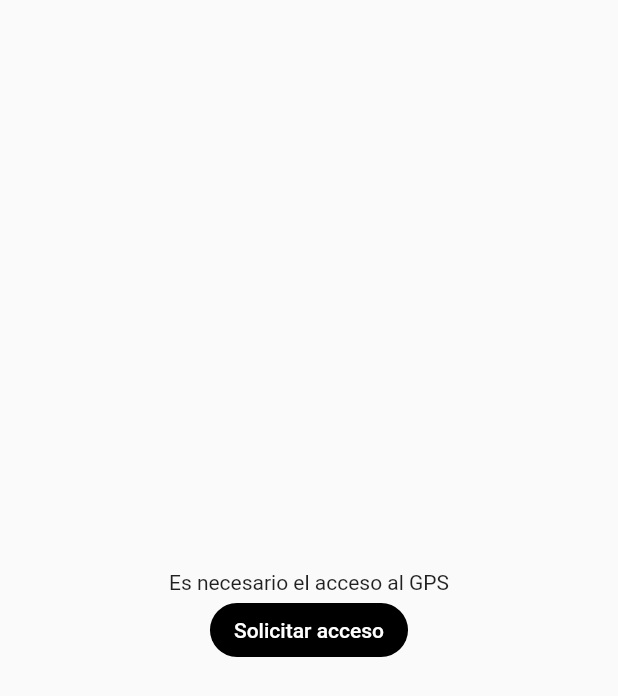
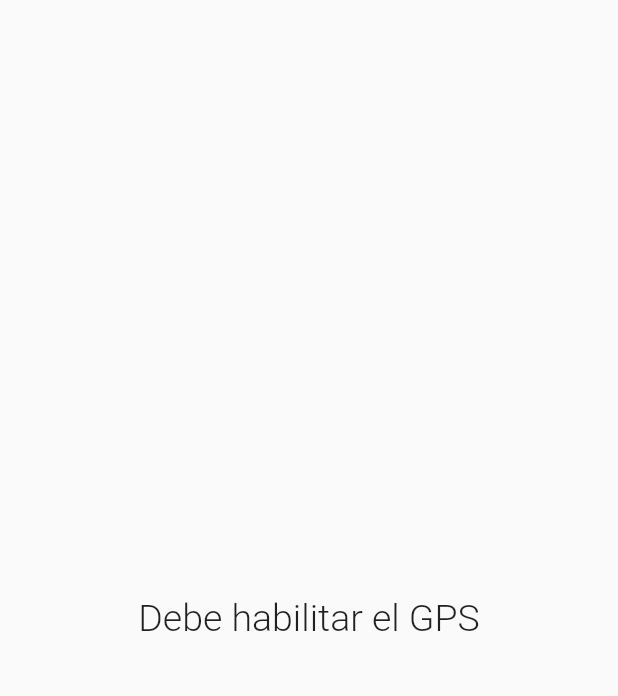
Before and after one commit to rmoralesd/flutter_map_app, a Flutter app: the screen it shows after launch, on a phone screen of 412 x 824 dp. Shown: the top 696 px of the screen. Run offline on Flutter 3.47's test engine with Material 2 defaults, Android fonts, the phone set to English and light mode, and no system bars; our stand-ins replace bloc, equatable, flutter_bloc.

Commit message:
Adicionando evento GpsAddPermissionEvent al bloc

```diff
--- a/lib/blocs/gps/gps_bloc.dart
+++ b/lib/blocs/gps/gps_bloc.dart
@@ -8,8 +8,9 @@ class GpsBloc extends Bloc<GpsEvent, GpsState> {
   GpsBloc()
       : super(const GpsState(
             isGpsEnabled: false, isGpsPermissionGranted: false)) {
-    on<GpsEvent>((event, emit) {
-      // TODO: implement event handler
-    });
+    on<GpsAddPermissionEvent>((event, emit) => emit(state.copyWith(
+          isGpsEnabled: event.isGpsEnabled,
+          isGpsPermissionGranted: event.isGpsPermissionGranted,
+        )));
   }
 }
--- a/lib/blocs/gps/gps_event.dart
+++ b/lib/blocs/gps/gps_event.dart
@@ -6,3 +6,11 @@ abstract class GpsEvent extends Equatable {
   @override
   List<Object> get props => [];
 }
+
+class GpsAddPermissionEvent extends GpsEvent {
+  final bool isGpsEnabled;
+  final bool isGpsPermissionGranted;
+
+  const GpsAddPermissionEvent(
+      {required this.isGpsEnabled, required this.isGpsPermissionGranted});
+}
--- a/lib/blocs/gps/gps_state.dart
+++ b/lib/blocs/gps/gps_state.dart
@@ -7,6 +7,16 @@ class GpsState extends Equatable {
   const GpsState(
       {required this.isGpsEnabled, required this.isGpsPermissionGranted});
 
+  GpsState copyWith({
+    bool? isGpsEnabled,
+    bool? isGpsPermissionGranted,
+  }) =>
+      GpsState(
+        isGpsEnabled: isGpsEnabled ?? this.isGpsEnabled,
+        isGpsPermissionGranted:
+            isGpsPermissionGranted ?? this.isGpsPermissionGranted,
+      );
+
   @override
   List<Object> get props => [isGpsEnabled, isGpsPermissionGranted];
 }
--- a/lib/main.dart
+++ b/lib/main.dart
@@ -1,7 +1,15 @@
 import 'package:flutter/material.dart';
+import 'package:flutter_bloc/flutter_bloc.dart';
+import 'package:maps_app/blocs/gps/gps_bloc.dart';
 import 'package:maps_app/screens/screens.dart';
 
-void main() => runApp(const MapsApp());
+void main() {
+  runApp(MultiBlocProvider(providers: [
+    BlocProvider(
+      create: (context) => GpsBloc(),
+    )
+  ], child: const MapsApp()));
+}
 
 class MapsApp extends StatelessWidget {
   const MapsApp({Key? key}) : super(key: key);
--- a/lib/screens/gps_access_screen.dart
+++ b/lib/screens/gps_access_screen.dart
@@ -1,12 +1,20 @@
 import 'package:flutter/material.dart';
+import 'package:flutter_bloc/flutter_bloc.dart';
+import 'package:maps_app/blocs/gps/blocs.dart';
 
 class GpsAccessScreen extends StatelessWidget {
   const GpsAccessScreen({Key? key}) : super(key: key);
 
   @override
   Widget build(BuildContext context) {
-    return const Scaffold(
-      body: Center(child: _AccessButton()),
+    return Scaffold(
+      body: Center(child: BlocBuilder<GpsBloc, GpsState>(
+        builder: (context, state) {
+          return !state.isGpsEnabled
+              ? const _EnableGpsMessage()
+              : const _AccessButton();
+        },
+      )),
     );
   }
 }
```
